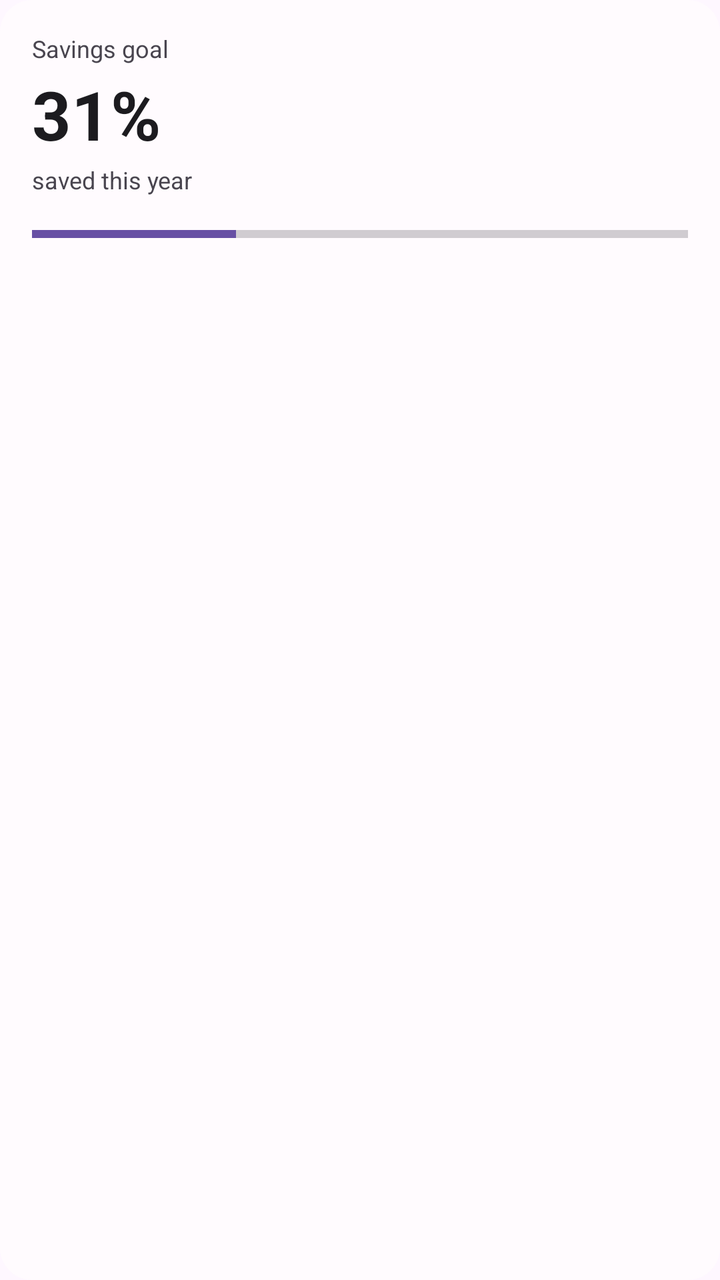
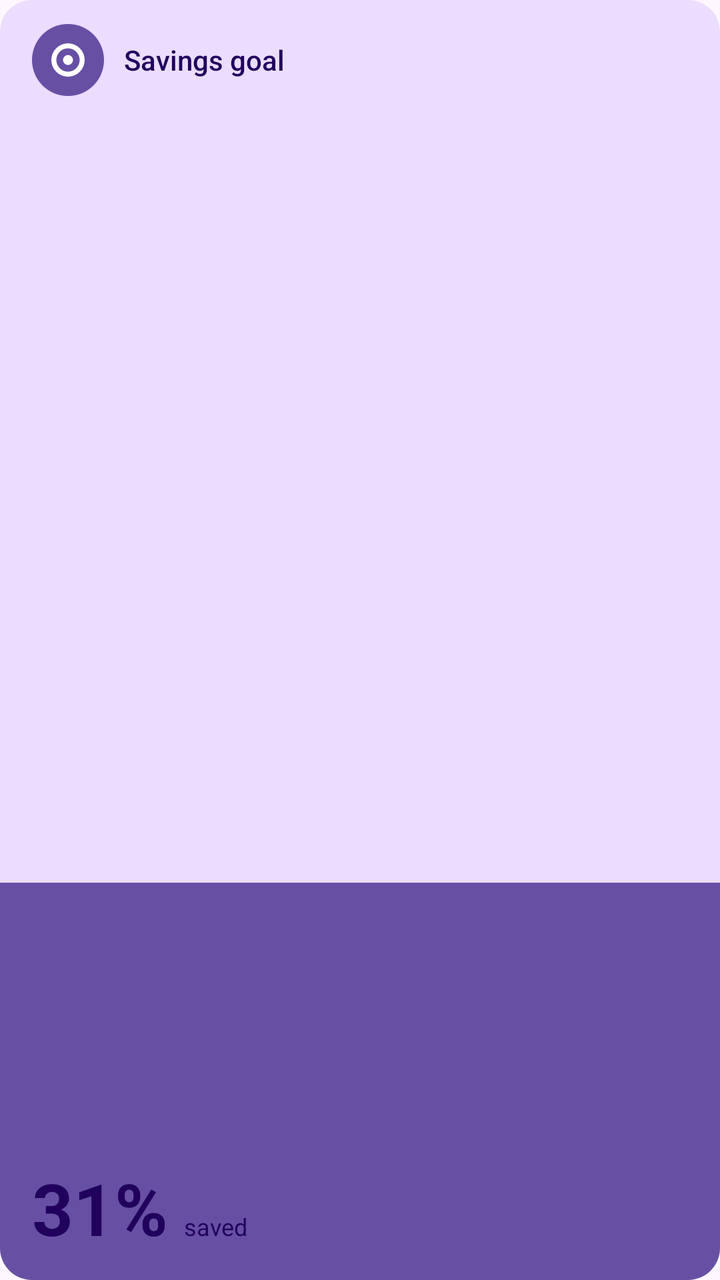

An Android layout rendered at two revisions. The XML below is the earlier revision; the diff shows what the commit changed to produce the second picture.
<!-- AndroidManifest.xml: application theme Theme.ISAEye -->
<!-- res/layout/widget_preview_goal.xml -->
<?xml version="1.0" encoding="utf-8"?>
<LinearLayout xmlns:android="http://schemas.android.com/apk/res/android"
    android:layout_width="match_parent"
    android:layout_height="match_parent"
    android:background="@drawable/widget_preview_surface"
    android:orientation="vertical"
    android:padding="16dp">

    <TextView
        android:layout_width="match_parent"
        android:layout_height="wrap_content"
        android:text="Savings goal"
        android:textColor="@color/widget_preview_secondary"
        android:textSize="12sp" />

    <TextView
        android:layout_width="match_parent"
        android:layout_height="wrap_content"
        android:layout_marginTop="2dp"
        android:text="31%"
        android:textColor="@color/widget_preview_primary"
        android:textSize="34sp"
        android:textStyle="bold" />

    <TextView
        android:layout_width="match_parent"
        android:layout_height="wrap_content"
        android:layout_marginTop="2dp"
        android:text="saved this year"
        android:textColor="@color/widget_preview_secondary"
        android:textSize="12sp" />

    <ProgressBar
        style="?android:attr/progressBarStyleHorizontal"
        android:layout_width="match_parent"
        android:layout_height="14dp"
        android:layout_marginTop="12dp"
        android:max="100"
        android:progress="31"
        android:progressTint="@color/widget_preview_accent" />
</LinearLayout>
<!-- resources referenced by this layout -->
<resources>
  <color name="widget_preview_accent">#6750A4</color>
  <color name="widget_preview_primary">#1C1B1F</color>
  <color name="widget_preview_secondary">#49454F</color>
  <!-- drawable widget_preview_surface (drawable) -->
  <?xml version="1.0" encoding="utf-8"?>
  <shape xmlns:android="http://schemas.android.com/apk/res/android" android:shape="rectangle">
      <solid android:color="@color/widget_preview_background" />
      <corners android:radius="16dp" />
  </shape>
  <style name="Theme.ISAEye" parent="Theme.Material3.DayNight.NoActionBar" />
  <color name="widget_preview_background">#FFFBFE</color>
</resources>

<!-- the commit's change to res/layout/widget_preview_goal.xml (unified diff, before → after) -->
@@ -1,41 +1,95 @@
 <?xml version="1.0" encoding="utf-8"?>
-<LinearLayout xmlns:android="http://schemas.android.com/apk/res/android"
+<FrameLayout xmlns:android="http://schemas.android.com/apk/res/android"
+    xmlns:tools="http://schemas.android.com/tools"
     android:layout_width="match_parent"
     android:layout_height="match_parent"
-    android:background="@drawable/widget_preview_surface"
-    android:orientation="vertical"
-    android:padding="16dp">
+    android:background="@drawable/widget_preview_card">
 
-    <TextView
+    <LinearLayout
         android:layout_width="match_parent"
-        android:layout_height="wrap_content"
-        android:text="Savings goal"
-        android:textColor="@color/widget_preview_secondary"
-        android:textSize="12sp" />
+        android:layout_height="match_parent"
+        android:orientation="vertical">
 
-    <TextView
+        <TextView
+            android:layout_width="match_parent"
+            android:layout_height="0dp"
+            android:layout_weight="69" />
+
+        <ImageView
+            android:layout_width="match_parent"
+            android:layout_height="0dp"
+            android:layout_weight="31"
+            android:contentDescription="@null"
+            android:scaleType="fitXY"
+            android:src="@drawable/widget_preview_card_fill" />
+    </LinearLayout>
+
+    <FrameLayout
         android:layout_width="match_parent"
-        android:layout_height="wrap_content"
-        android:layout_marginTop="2dp"
-        android:text="31%"
-        android:textColor="@color/widget_preview_primary"
-        android:textSize="34sp"
-        android:textStyle="bold" />
+        android:layout_height="match_parent"
+        android:paddingStart="16dp"
+        android:paddingTop="12dp"
+        android:paddingEnd="16dp"
+        android:paddingBottom="12dp">
 
-    <TextView
-        android:layout_width="match_parent"
-        android:layout_height="wrap_content"
-        android:layout_marginTop="2dp"
-        android:text="saved this year"
-        android:textColor="@color/widget_preview_secondary"
-        android:textSize="12sp" />
+        <LinearLayout
+            android:layout_width="match_parent"
+            android:layout_height="wrap_content"
+            android:layout_gravity="top"
+            android:gravity="center_vertical"
+            android:orientation="horizontal">
 
-    <ProgressBar
-        style="?android:attr/progressBarStyleHorizontal"
-        android:layout_width="match_parent"
-        android:layout_height="14dp"
-        android:layout_marginTop="12dp"
-        android:max="100"
-        android:progress="31"
-        android:progressTint="@color/widget_preview_accent" />
-</LinearLayout>
+            <FrameLayout
+                android:layout_width="36dp"
+                android:layout_height="36dp"
+                android:background="@drawable/widget_preview_badge">
+
+                <ImageView
+                    android:layout_width="20dp"
+                    android:layout_height="20dp"
+                    android:layout_gravity="center"
+                    android:contentDescription="@null"
+                    android:src="@drawable/ic_widget_target"
+                    android:tint="@color/widget_preview_on_fill"
+                    tools:ignore="UseAppTint" />
+            </FrameLayout>
+
+            <TextView
+                android:layout_width="wrap_content"
+                android:layout_height="wrap_content"
+                android:layout_marginStart="10dp"
+                android:fontFamily="sans-serif-medium"
+                android:maxLines="1"
+                android:text="@string/widget_goal_label"
+                android:textColor="@color/widget_preview_on_card"
+                android:textSize="14sp" />
+        </LinearLayout>
+
+        <LinearLayout
+            android:layout_width="match_parent"
+            android:layout_height="wrap_content"
+            android:layout_gravity="bottom"
+            android:gravity="bottom"
+            android:orientation="horizontal">
+
+            <TextView
+                android:layout_width="wrap_content"
+                android:layout_height="wrap_content"
+                android:fontFamily="sans-serif"
+                android:maxLines="1"
+                android:text="31%"
+                android:textColor="@color/widget_preview_on_card"
+                android:textSize="36sp"
+                android:textStyle="bold" />
+
+            <TextView
+                android:layout_width="wrap_content"
+                android:layout_height="wrap_content"
+                android:layout_marginStart="8dp"
+                android:maxLines="1"
+                android:text="saved"
+                android:textColor="@color/widget_preview_on_card"
+                android:textSize="12sp" />
+        </LinearLayout>
+    </FrameLayout>
+</FrameLayout>
<!-- resource entries referenced after the edit -->
@@ -1,15 +1,41 @@
 <!-- resources referenced by this layout -->
 <resources>
-  <color name="widget_preview_accent">#6750A4</color>
-  <color name="widget_preview_primary">#1C1B1F</color>
-  <color name="widget_preview_secondary">#49454F</color>
-  <!-- drawable widget_preview_surface (drawable) -->
+  <color name="widget_preview_on_card">#21005D</color>
+  <color name="widget_preview_on_fill">#FFFFFF</color>
+  <!-- drawable ic_widget_target (drawable) -->
+  <?xml version="1.0" encoding="utf-8"?>
+  <vector xmlns:android="http://schemas.android.com/apk/res/android"
+      android:width="24dp"
+      android:height="24dp"
+      android:viewportWidth="24"
+      android:viewportHeight="24">
+      <path
+          android:fillColor="#FFFFFFFF"
+          android:fillType="evenOdd"
+          android:pathData="M12,2a10,10 0 1,0 0,20a10,10 0 1,0 0,-20zM12,5a7,7 0 1,1 0,14a7,7 0 1,1 0,-14zM12,9a3,3 0 1,0 0,6a3,3 0 1,0 0,-6z" />
+  </vector>
+  <!-- drawable widget_preview_badge (drawable) -->
+  <?xml version="1.0" encoding="utf-8"?>
+  <shape xmlns:android="http://schemas.android.com/apk/res/android" android:shape="oval">
+      <solid android:color="@color/widget_preview_fill" />
+  </shape>
+  <!-- drawable widget_preview_card (drawable) -->
   <?xml version="1.0" encoding="utf-8"?>
   <shape xmlns:android="http://schemas.android.com/apk/res/android" android:shape="rectangle">
-      <solid android:color="@color/widget_preview_background" />
+      <solid android:color="@color/widget_preview_card" />
       <corners android:radius="16dp" />
   </shape>
+  <!-- drawable widget_preview_card_fill (drawable) -->
+  <?xml version="1.0" encoding="utf-8"?>
+  <shape xmlns:android="http://schemas.android.com/apk/res/android" android:shape="rectangle">
+      <solid android:color="@color/widget_preview_fill" />
+      <corners
+          android:bottomLeftRadius="16dp"
+          android:bottomRightRadius="16dp" />
+  </shape>
+  <string name="widget_goal_label">Savings goal</string>
   <style name="Theme.ISAEye" parent="Theme.Material3.DayNight.NoActionBar" />
-  <color name="widget_preview_background">#FFFBFE</color>
+  <color name="widget_preview_fill">#6750A4</color>
+  <color name="widget_preview_card">#EADDFF</color>
 </resources>
 
